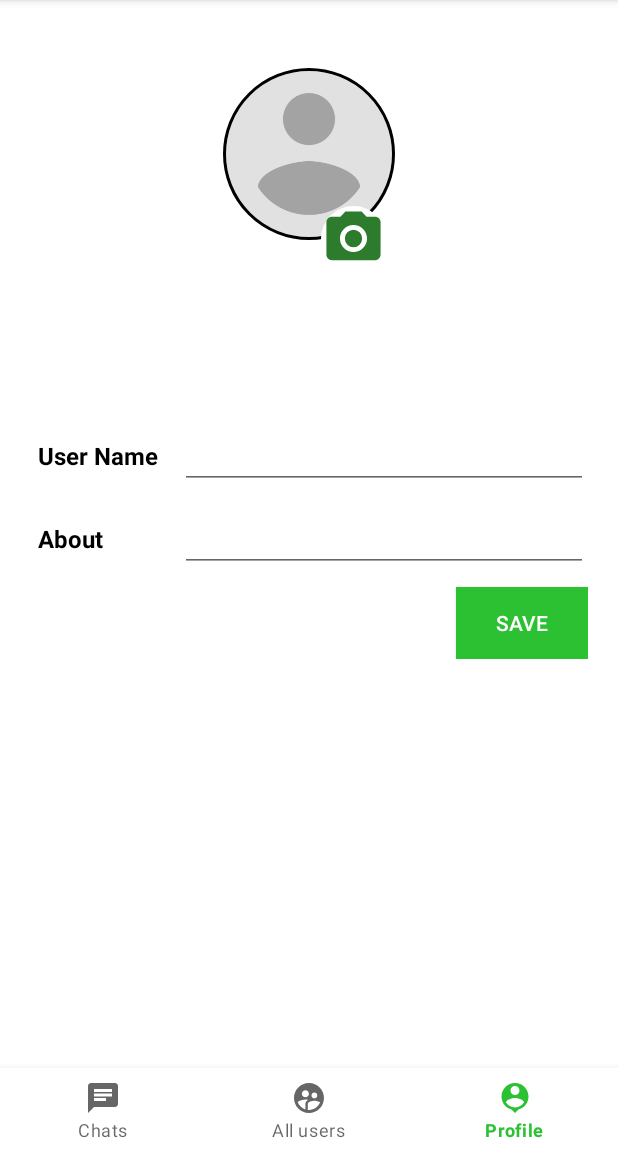
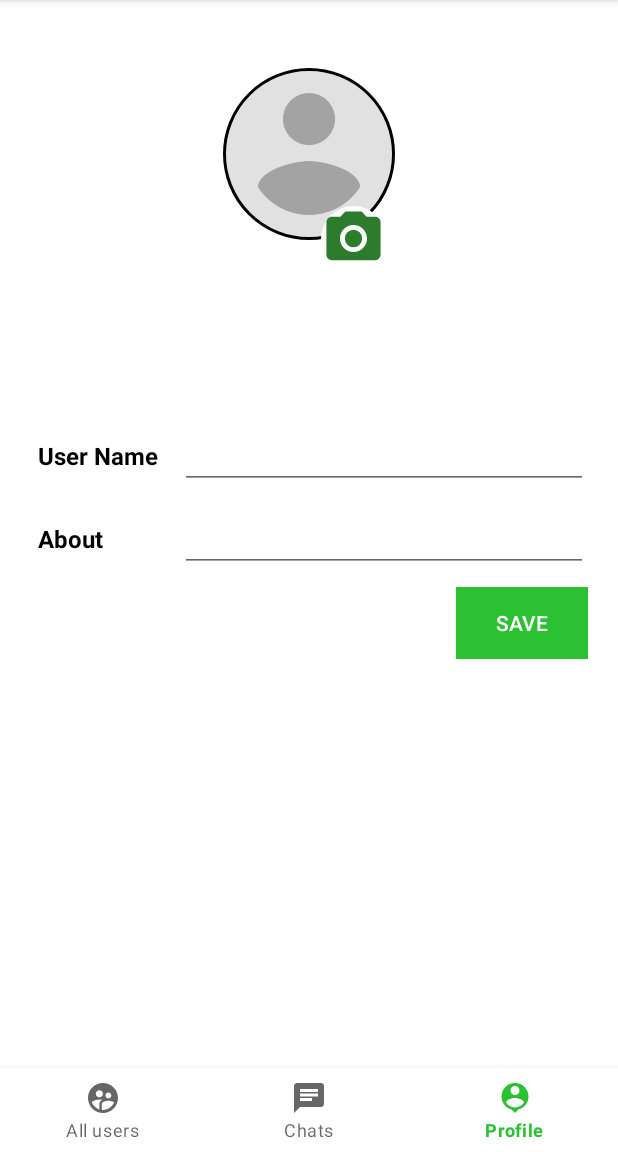
Before and after one commit to Shubham26032000/Friends-Chats, an Android app: the screen it shows after launch once a user with an empty profile is signed in (MainActivity), item 3 of the bottom bar chosen, on a phone screen of 412 x 824 dp, the part 84-1236 px from its top. Run offline under Robolectric (Android 15) with nearby library versions, the phone set to English and light mode, and no system bars; our stand-ins replace CircleImageView, Firebase (no records; nobody signed in at launch, a user with empty details on screens opened directly), Picasso; 3 statements that could not run were skipped.

Commit message:
Friends Chats App

```diff
--- a/app/src/main/java/com/example/friendschats/Activities/ChatActivity.java
+++ b/app/src/main/java/com/example/friendschats/Activities/ChatActivity.java
@@ -42,6 +42,7 @@ import java.util.ArrayList;
 import java.util.Calendar;
 import java.util.Date;
 import java.util.HashMap;
+import java.util.Hashtable;
 import java.util.List;
 import java.util.function.Consumer;
 
--- a/app/src/main/java/com/example/friendschats/Activities/SplashScreenActivity.java
+++ b/app/src/main/java/com/example/friendschats/Activities/SplashScreenActivity.java
@@ -19,11 +19,11 @@ public class SplashScreenActivity extends AppCompatActivity {
         setContentView(binding.getRoot());
 
 
-        FirebaseAuth auth = FirebaseAuth.getInstance();
+
 
         Intent intent;
-
-        if (auth != null)
+        FirebaseAuth auth = FirebaseAuth.getInstance();
+        if (auth == null)
         {
             intent = new Intent(SplashScreenActivity.this, MainActivity.class);
         }else{
--- a/app/src/main/res/layout/activity_view_image.xml
+++ b/app/src/main/res/layout/activity_view_image.xml
@@ -42,6 +42,8 @@
             android:layout_height="wrap_content"
             android:layout_marginTop="70dp"
             android:foregroundGravity="center"
+            android:scaleType="fitXY"
+            android:adjustViewBounds="true"
             android:src="@drawable/profile_fragment_icon" />
     </RelativeLayout>
 </androidx.constraintlayout.widget.ConstraintLayout>
--- a/app/src/main/res/menu/bottom_navigation_menu.xml
+++ b/app/src/main/res/menu/bottom_navigation_menu.xml
@@ -3,14 +3,14 @@
 
     <item
         android:id="@+id/menu_chats"
-        android:title="Chats"
-        android:icon="@drawable/chat_fragment"
+        android:title="All users"
+        android:icon="@drawable/users_fragment_icon"
         />
 
     <item
         android:id="@+id/menu_users"
-        android:title="All users"
-        android:icon="@drawable/users_fragment_icon"/>
+        android:title="Chats"
+        android:icon="@drawable/chat_fragment"/>
 
     <item
         android:id="@+id/menu_profile"
--- a/build.gradle
+++ b/build.gradle
@@ -5,7 +5,7 @@ buildscript {
         jcenter()
     }
     dependencies {
-        classpath 'com.android.tools.build:gradle:4.2.0-beta06'
+        classpath 'com.android.tools.build:gradle:7.0.2'
         classpath 'com.google.gms:google-services:4.3.5'
 
         // NOTE: Do not place your application dependencies here; they belong
```
Also changed, not shown: app/src/main/java/com/example/friendschats/Activities/ViewImageActivity.java (+3 -4 lines), app/src/main/java/com/example/friendschats/Models/MessageModel.java (+0 -8 lines), app/src/main/java/com/example/friendschats/Fragments/ChatsFragment.java (line endings or trailing spaces), gradle/wrapper/gradle-wrapper.properties.
